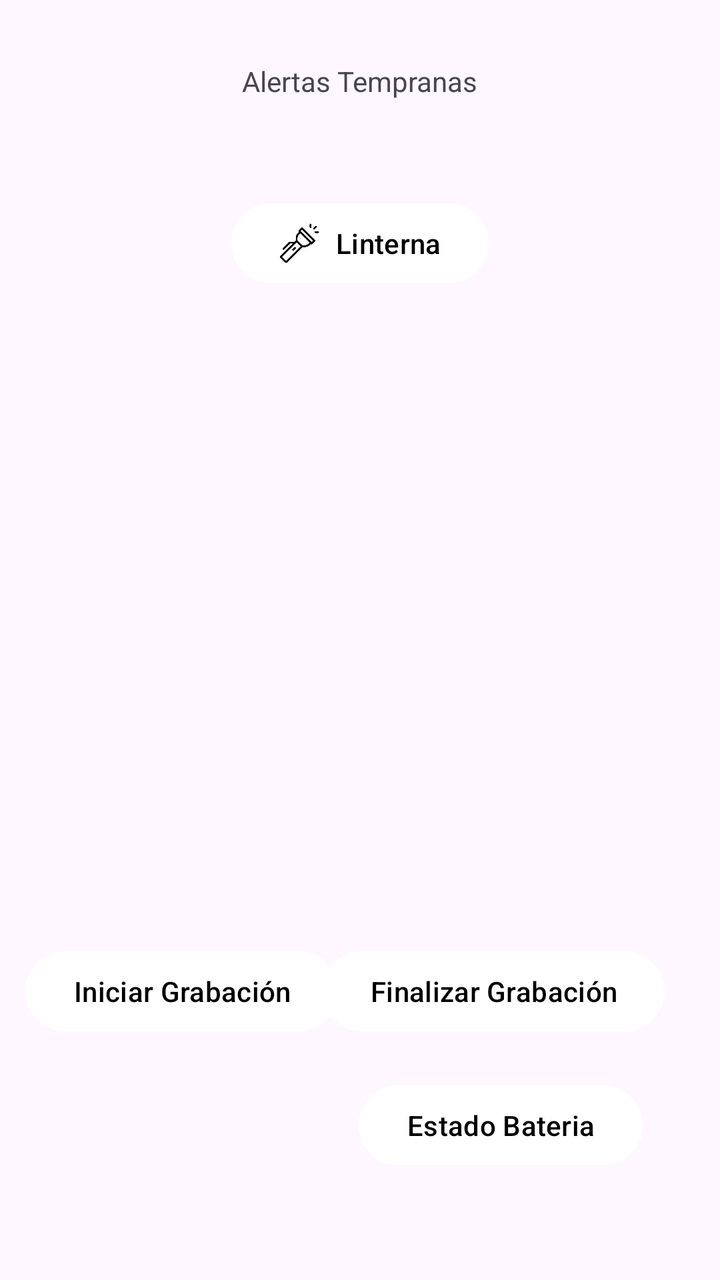
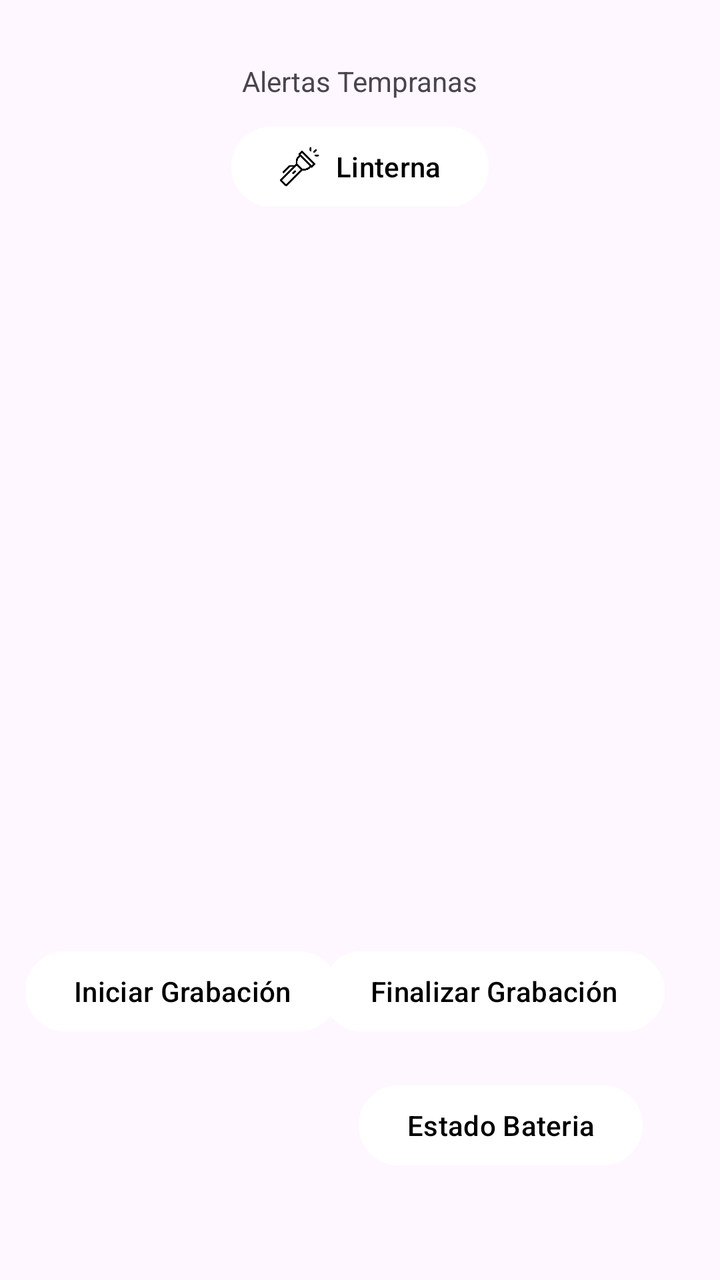

Screens rendered from an Android XML layout before and after an edit, with the pre-edit source and the edit as a unified diff.
<!-- AndroidManifest.xml: application theme Theme.PrimerTpDeAppMoviles -->
<!-- res/layout/fragment_a.xml -->
<?xml version="1.0" encoding="utf-8"?>
<androidx.constraintlayout.widget.ConstraintLayout xmlns:android="http://schemas.android.com/apk/res/android"
    xmlns:app="http://schemas.android.com/apk/res-auto"
    xmlns:tools="http://schemas.android.com/tools"
    android:layout_width="match_parent"
    android:layout_height="match_parent"
    tools:context=".presentation.fragment.FragmentA">

    <TextView
        android:id="@+id/Titulo"
        android:layout_width="wrap_content"
        android:layout_height="wrap_content"
        android:text="Alertas Tempranas"
        app:layout_constraintBottom_toBottomOf="parent"
        app:layout_constraintEnd_toEndOf="parent"
        app:layout_constraintStart_toStartOf="parent"
        app:layout_constraintTop_toTopOf="parent"
        app:layout_constraintVertical_bias="0.05" />


    <com.google.android.material.button.MaterialButton
        android:id="@+id/btn_StartAudio"
        android:layout_width="wrap_content"
        android:layout_height="wrap_content"
        android:backgroundTint="#ffffff"
        android:text="Iniciar Grabación"
        android:textColor="#000000"
        app:layout_constraintBottom_toBottomOf="parent"
        app:layout_constraintHorizontal_bias="0.062"
        app:layout_constraintLeft_toLeftOf="parent"
        app:layout_constraintRight_toRightOf="parent"
        app:layout_constraintTop_toTopOf="parent"
        app:layout_constraintVertical_bias="0.797" />

    <com.google.android.material.button.MaterialButton
        android:id="@+id/btn_finishAudio"
        android:layout_width="wrap_content"
        android:layout_height="wrap_content"
        android:backgroundTint="#ffffff"
        android:text="Finalizar Grabación"
        android:textColor="#000000"
        app:layout_constraintBottom_toBottomOf="parent"
        app:layout_constraintHorizontal_bias="0.854"
        app:layout_constraintLeft_toLeftOf="parent"
        app:layout_constraintRight_toRightOf="parent"
        app:layout_constraintTop_toTopOf="parent"
        app:layout_constraintVertical_bias="0.797" />

    <com.google.android.material.button.MaterialButton
        android:id="@+id/btnLinterna"
        android:layout_width="wrap_content"
        android:layout_height="wrap_content"
        android:backgroundTint="@color/white"
        android:text="Linterna"
        android:textColor="#000000"
        app:icon="@drawable/linterna_apagada"
        app:iconSize="20dp"
        app:iconTint="#000000"
        app:layout_constraintBottom_toBottomOf="parent"
        app:layout_constraintLeft_toLeftOf="parent"
        app:layout_constraintRight_toRightOf="parent"
        app:layout_constraintTop_toTopOf="parent"
        app:layout_constraintVertical_bias="0.165" />

    <com.google.android.material.button.MaterialButton
        android:id="@+id/btn_bateria"
        android:layout_width="wrap_content"
        android:layout_height="wrap_content"
        android:backgroundTint="#ffffff"
        android:text="Estado Bateria"
        android:textColor="#000000"
        app:layout_constraintBottom_toBottomOf="parent"
        app:layout_constraintHorizontal_bias="0.822"
        app:layout_constraintLeft_toLeftOf="parent"
        app:layout_constraintRight_toRightOf="parent"
        app:layout_constraintTop_toTopOf="parent"
        app:layout_constraintVertical_bias="0.91" />


</androidx.constraintlayout.widget.ConstraintLayout>
<!-- resources referenced by this layout -->
<resources>
  <color name="white">#FFFFFFFF</color>
  <!-- drawable linterna_apagada: png bitmap (drawable, 8811 bytes) -->
  <style name="Theme.PrimerTpDeAppMoviles" parent="Base.Theme.PrimerTpDeAppMoviles" />
  <style name="Base.Theme.PrimerTpDeAppMoviles" parent="Theme.Material3.DayNight.NoActionBar">
          
          
      </style>
</resources>

<!-- the commit's change to res/layout/fragment_a.xml (unified diff, before → after) -->
@@ -60,7 +60,7 @@
         app:layout_constraintLeft_toLeftOf="parent"
         app:layout_constraintRight_toRightOf="parent"
         app:layout_constraintTop_toTopOf="parent"
-        app:layout_constraintVertical_bias="0.165" />
+        app:layout_constraintVertical_bias="0.1" />
 
     <com.google.android.material.button.MaterialButton
         android:id="@+id/btn_bateria"
